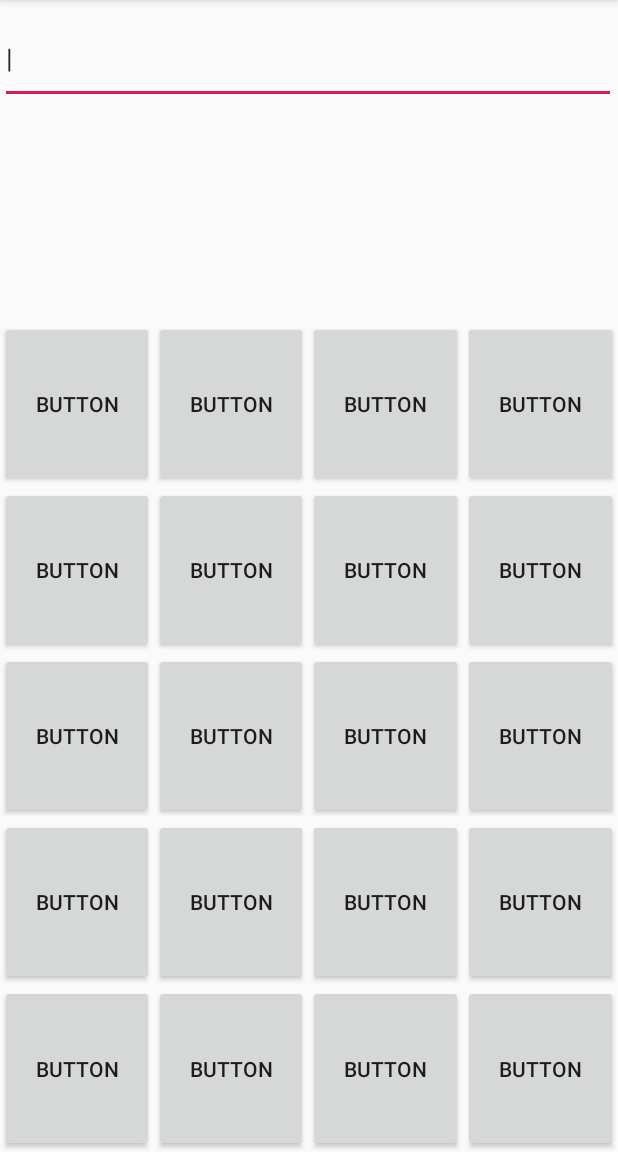
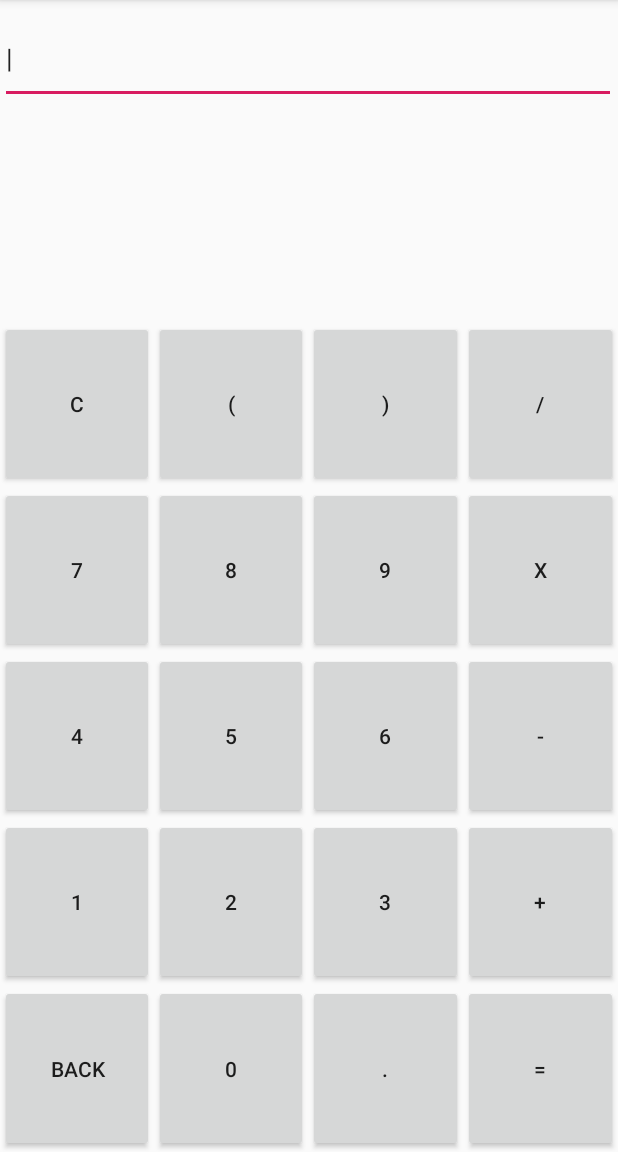
Before and after one commit to JisK1/Calculator, an Android app: the screen it shows after launch (MainActivity), on a phone screen of 412 x 824 dp, the part 84-1236 px from its top. Run offline under Robolectric (Android 15) with nearby library versions, the phone set to English and light mode, and no system bars.

Commit message:
Added text to all buttons.

```diff
--- a/app/src/main/res/layout/activity_main.xml
+++ b/app/src/main/res/layout/activity_main.xml
@@ -53,34 +53,35 @@
             >
 
             <Button
-                android:id="@+id/button13"
+                android:id="@+id/buttonClear"
                 android:layout_width="wrap_content"
                 android:layout_height="match_parent"
                 android:layout_weight=".25"
-                android:text="Button"
+                android:text="C"
                 tools:layout_editor_absoluteX="36dp"
                 tools:layout_editor_absoluteY="148dp" />
 
             <Button
-                android:id="@+id/button14"
+                android:id="@+id/buttonLPar"
                 android:layout_width="wrap_content"
                 android:layout_height="match_parent"
                 android:layout_weight=".25"
-                android:text="Button" />
+                android:text="("
+                tools:ignore="HardcodedText" />
 
             <Button
-                android:id="@+id/button15"
+                android:id="@+id/buttonRPar"
                 android:layout_width="wrap_content"
                 android:layout_height="match_parent"
                 android:layout_weight=".25"
-                android:text="Button" />
+                android:text=")" />
 
             <Button
-                android:id="@+id/button19"
+                android:id="@+id/buttonDivide"
                 android:layout_width="wrap_content"
                 android:layout_height="match_parent"
                 android:layout_weight=".25"
-                android:text="Button" />
+                android:text="/" />
         </TableRow>
 
         <TableRow
@@ -90,34 +91,34 @@
             >
 
             <Button
-                android:id="@+id/button20"
+                android:id="@+id/button7"
                 android:layout_width="wrap_content"
                 android:layout_height="match_parent"
                 android:layout_weight=".25"
-                android:text="Button"
+                android:text="7"
                 tools:layout_editor_absoluteX="36dp"
                 tools:layout_editor_absoluteY="148dp" />
 
             <Button
-                android:id="@+id/button21"
+                android:id="@+id/button8"
                 android:layout_width="wrap_content"
                 android:layout_height="match_parent"
                 android:layout_weight=".25"
-                android:text="Button" />
+                android:text="8" />
 
             <Button
-                android:id="@+id/button22"
+                android:id="@+id/button9"
                 android:layout_width="wrap_content"
                 android:layout_height="match_parent"
                 android:layout_weight=".25"
-                android:text="Button" />
+                android:text="9" />
 
             <Button
-                android:id="@+id/button23"
+                android:id="@+id/buttontimes"
                 android:layout_width="wrap_content"
                 android:layout_height="match_parent"
                 android:layout_weight=".25"
-                android:text="Button" />
+                android:text="X" />
         </TableRow>
 
         <TableRow
@@ -127,34 +128,34 @@
             >
 
             <Button
-                android:id="@+id/button24"
+                android:id="@+id/button4"
                 android:layout_width="wrap_content"
                 android:layout_height="match_parent"
                 android:layout_weight=".25"
-                android:text="Button"
+                android:text="4"
                 tools:layout_editor_absoluteX="36dp"
                 tools:layout_editor_absoluteY="148dp" />
 
             <Button
-                android:id="@+id/button25"
+                android:id="@+id/button5"
                 android:layout_width="wrap_content"
                 android:layout_height="match_parent"
                 android:layout_weight=".25"
-                android:text="Button" />
+                android:text="5" />
 
             <Button
-                android:id="@+id/button26"
+                android:id="@+id/button6"
                 android:layout_width="wrap_content"
                 android:layout_height="match_parent"
                 android:layout_weight=".25"
-                android:text="Button" />
+                android:text="6" />
 
             <Button
-                android:id="@+id/button27"
+                android:id="@+id/buttonMinius"
                 android:layout_width="wrap_content"
                 android:layout_height="match_parent"
                 android:layout_weight=".25"
-                android:text="Button" />
+                android:text="-" />
         </TableRow>
 
         <TableRow
@@ -164,34 +165,34 @@
             >
 
             <Button
-                android:id="@+id/button5"
+                android:id="@+id/button1"
                 android:layout_width="wrap_content"
                 android:layout_height="match_parent"
                 android:layout_weight=".25"
-                android:text="Button"
+                android:text="1"
                 tools:layout_editor_absoluteX="36dp"
                 tools:layout_editor_absoluteY="148dp" />
 
             <Button
-                android:id="@+id/button6"
+                android:id="@+id/button2"
                 android:layout_width="wrap_content"
                 android:layout_height="match_parent"
                 android:layout_weight=".25"
-                android:text="Button" />
+                android:text="2" />
 
             <Button
-                android:id="@+id/button7"
+                android:id="@+id/button3"
                 android:layout_width="wrap_content"
                 android:layout_height="match_parent"
                 android:layout_weight=".25"
-                android:text="Button" />
+                android:text="3" />
 
             <Button
-                android:id="@+id/button8"
+                android:id="@+id/buttonPlus"
                 android:layout_width="wrap_content"
                 android:layout_height="match_parent"
                 android:layout_weight=".25"
-                android:text="Button" />
+                android:text="+" />
         </TableRow>
 
         <TableRow
@@ -201,34 +202,34 @@
             >
 
             <Button
-                android:id="@+id/button9"
+                android:id="@+id/buttonBack"
                 android:layout_width="wrap_content"
                 android:layout_height="match_parent"
                 android:layout_weight=".25"
-                android:text="Button"
+                android:text="Back"
                 tools:layout_editor_absoluteX="36dp"
                 tools:layout_editor_absoluteY="148dp" />
 
             <Button
-                android:id="@+id/button10"
+                android:id="@+id/button0"
                 android:layout_width="wrap_content"
                 android:layout_height="match_parent"
                 android:layout_weight=".25"
-                android:text="Button" />
+                android:text="0" />
 
             <Button
-                android:id="@+id/button11"
+                android:id="@+id/buttonDot"
                 android:layout_width="wrap_content"
                 android:layout_height="match_parent"
                 android:layout_weight=".25"
-                android:text="Button" />
+                android:text="." />
 
             <Button
-                android:id="@+id/button12"
+                android:id="@+id/buttonEquals"
                 android:layout_width="wrap_content"
                 android:layout_height="match_parent"
                 android:layout_weight=".25"
-                android:text="Button" />
+                android:text="=" />
 
         </TableRow>
     </TableLayout>
```
